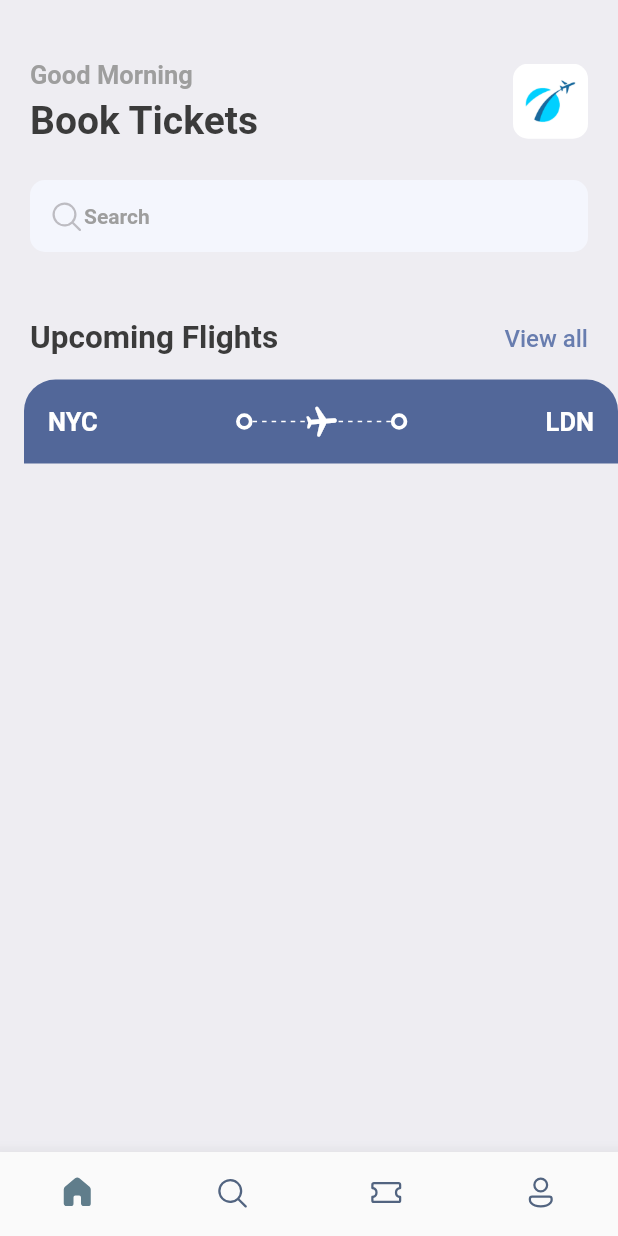
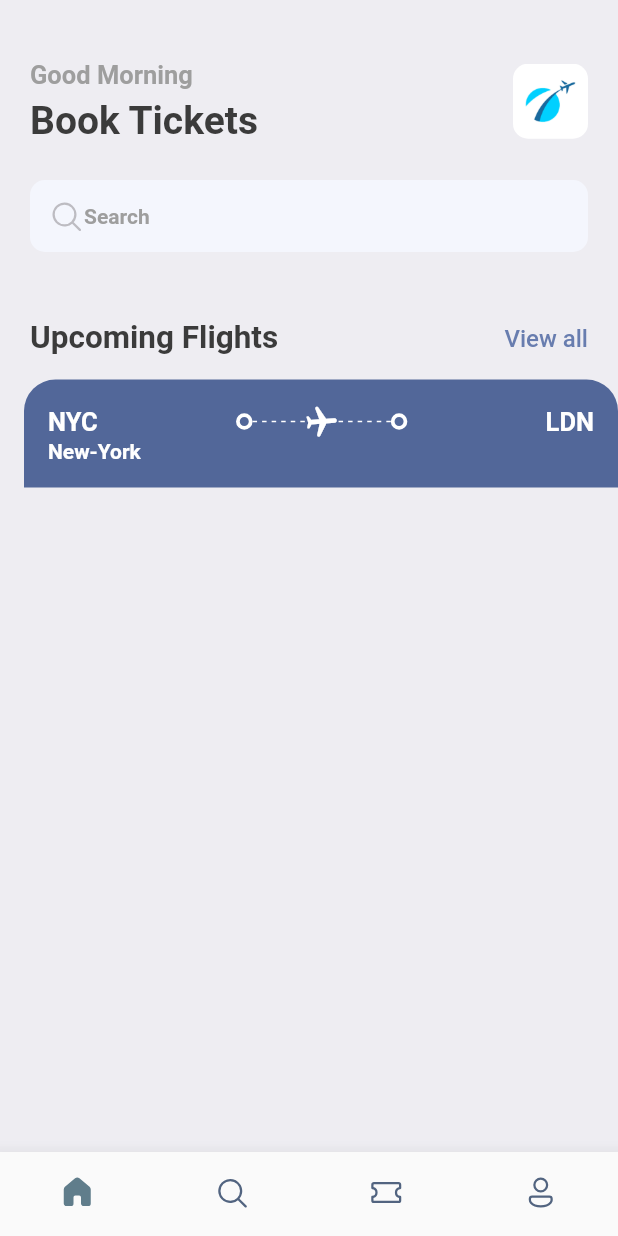
Before and after one commit to gnulitskaya/tickets-booking--app, a Flutter app: the screen it shows after launch, on a phone screen of 412 x 824 dp. Run offline on Flutter 3.47's test engine with Material 2 defaults, Android fonts, the phone set to English and light mode, and no system bars; our stand-ins replace fluentui_icons, gap.

Commit message:
add ticket_view

```diff
--- a/lib/screens/ticket_view.dart
+++ b/lib/screens/ticket_view.dart
@@ -79,6 +79,18 @@ class TicketView extends StatelessWidget {
                           Styles.headLineStyle3.copyWith(color: Colors.white),
                     ),
                   ],
+                ),
+                Row(
+                  children: [
+                    SizedBox(
+                      width: 100,
+                      child: Text(
+                        'New-York',
+                        style:
+                            Styles.headLineStyle4.copyWith(color: Colors.white),
+                      ),
+                    )
+                  ],
                 )
               ],
             ),
```
